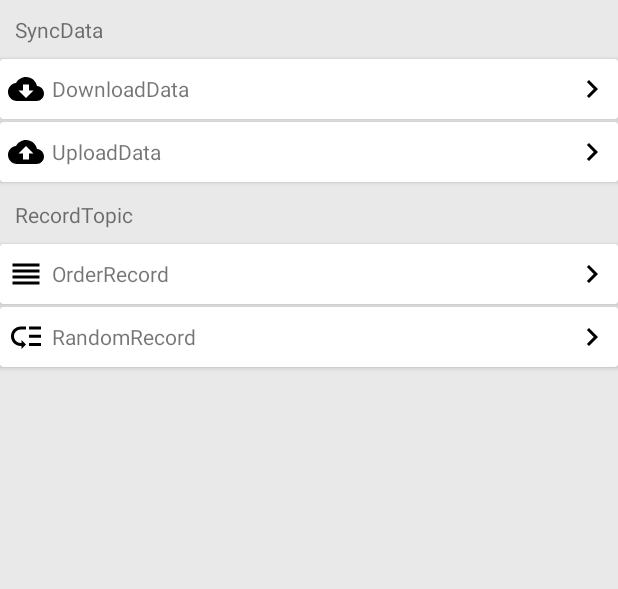
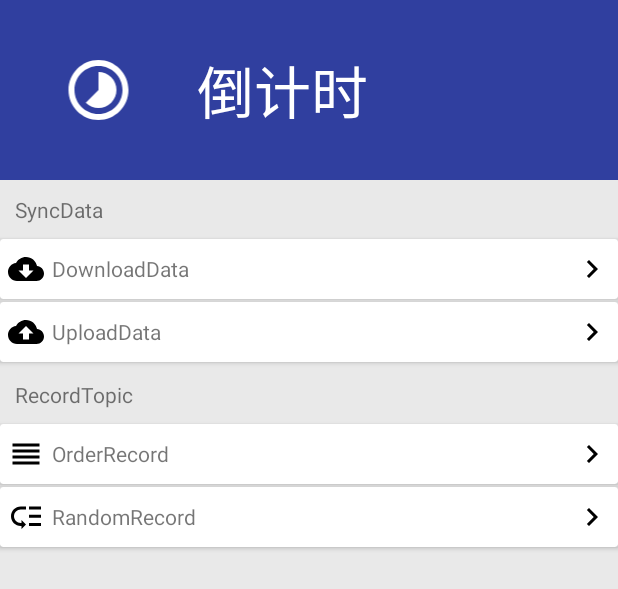
Before and after one commit to louiema1n/PriPathology, an Android app: the layout layout_mine.xml on its own in the app's theme, with its tools: preview values and no code run, on a phone screen of 412 x 824 dp. Shown: the top 589 px of the screen. Run offline under Robolectric (Android 15) with nearby library versions, the phone set to English and light mode, and no system bars.

Commit message:
增加倒计时

```diff
--- /dev/null
+++ b/app/src/main/res/drawable/ic_timelapse_white_24dp.xml
@@ -0,0 +1,4 @@
+<vector android:height="48dp" android:viewportHeight="24.0"
+    android:viewportWidth="24.0" android:width="48dp" xmlns:android="http://schemas.android.com/apk/res/android">
+    <path android:fillColor="#FFFFFF" android:pathData="M16.24,7.76C15.07,6.59 13.54,6 12,6v6l-4.24,4.24c2.34,2.34 6.14,2.34 8.49,0 2.34,-2.34 2.34,-6.14 -0.01,-8.48zM12,2C6.48,2 2,6.48 2,12s4.48,10 10,10 10,-4.48 10,-10S17.52,2 12,2zM12,20c-4.42,0 -8,-3.58 -8,-8s3.58,-8 8,-8 8,3.58 8,8 -3.58,8 -8,8z"/>
+</vector>
--- a/app/src/main/res/layout/layout_mine.xml
+++ b/app/src/main/res/layout/layout_mine.xml
@@ -4,6 +4,28 @@
               android:layout_width="match_parent"
               android:layout_height="match_parent"
         android:background="@color/colorGray">
+
+    <LinearLayout
+            android:layout_width="match_parent"
+            android:layout_height="120dp"
+            android:background="@color/colorPrimaryDark"
+            android:orientation="horizontal">
+        <ImageView
+                android:id="@+id/timelapse"
+                android:layout_width="wrap_content"
+                android:layout_weight="1"
+                android:layout_height="wrap_content"
+                android:layout_gravity="center_vertical|right"
+                android:src="@drawable/ic_timelapse_white_24dp"/>
+        <TextView
+                android:layout_width="wrap_content"
+                android:layout_height="wrap_content"
+                android:layout_weight="2"
+                android:layout_gravity="center"
+                android:textColor="@android:color/white"
+                android:textSize="38sp"
+                android:text="倒计时"/>
+    </LinearLayout>
 
     <TextView
             android:layout_width="match_parent"
```
